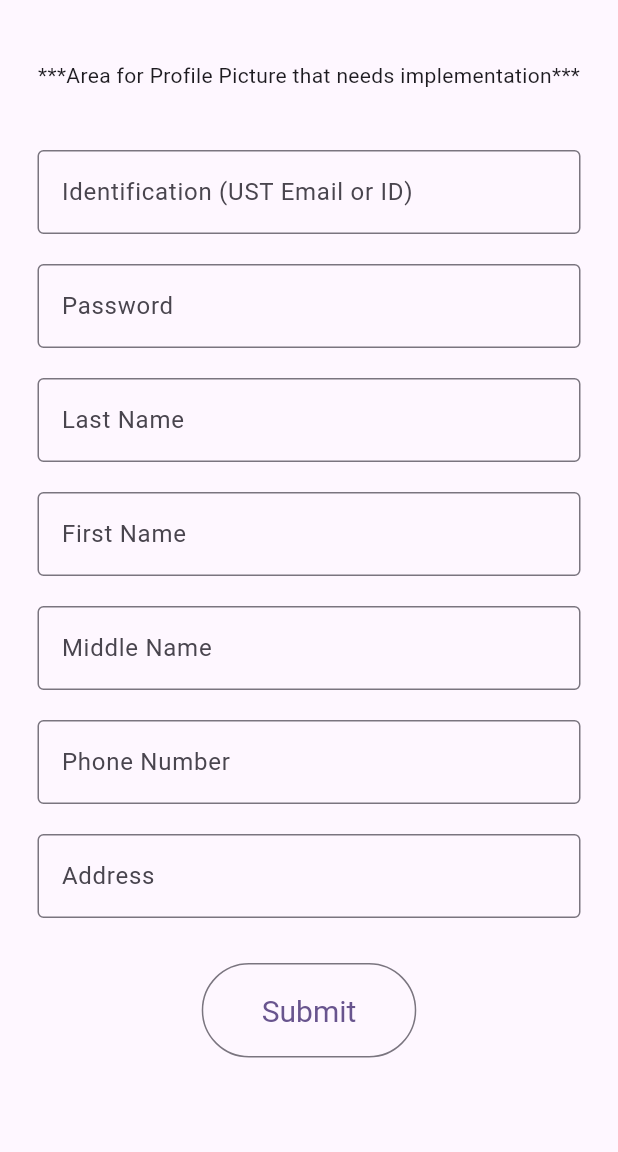
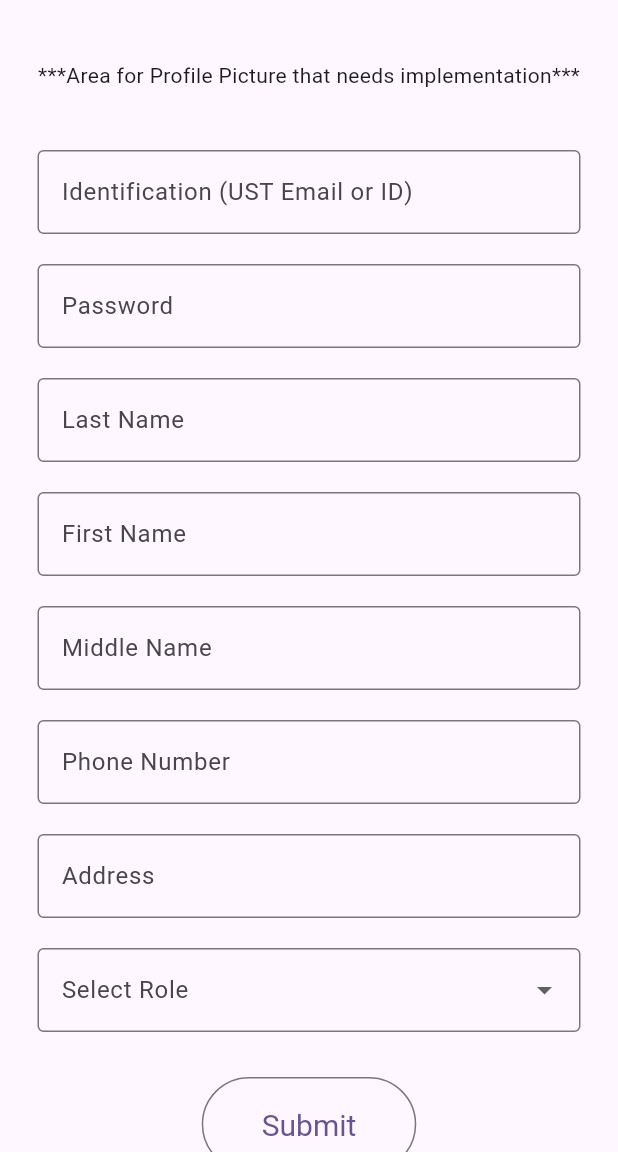
Before and after one commit to jjelleazarr/se2_tigersafe, a Flutter app: the AccountCreateScreen screen opened by its route, on a phone screen of 412 x 824 dp, the part 84-1236 px from its top. Run offline on Flutter 3.47's test engine with Material 3 defaults, Android fonts, the phone set to English and light mode, and no system bars; our stand-ins replace cloud_firestore, firebase_auth, firebase_core, firebase_storage, google_fonts, google_sign_in and 1 more; accounts and stored records are empty.

Commit message:
Partially Complete (Not Tested). Scrollability of Screen need to change

```diff
--- a/lib/screens/mobile/account_create.dart
+++ b/lib/screens/mobile/account_create.dart
@@ -2,6 +2,7 @@ import 'package:flutter/material.dart';
 import 'package:firebase_auth/firebase_auth.dart';
 import 'package:flutter/material.dart';
 import 'package:se2_tigersafe/controllers/account_create_controller.dart';
+import 'package:cloud_firestore/cloud_firestore.dart';
 
 
 class AccountCreateScreen extends StatefulWidget {
@@ -22,6 +23,8 @@ class _AccountCreateScreenState extends State<AccountCreateScreen> {
   final _phoneNumberController = TextEditingController();
   final _addressController = TextEditingController();
   final _AccountCreationController = AccountCreationController();
+  String? _selectedRole; // Variable to store selected role
+  final List<String> _roles = ["Stakeholder", "ERT Member", "Command Center Personnel"];
 
   @override
   void dispose() {
@@ -35,6 +38,13 @@ class _AccountCreateScreenState extends State<AccountCreateScreen> {
   }
 
   Future<void> _createAccount() async {
+    if (_selectedRole == null) {
+      ScaffoldMessenger.of(context).showSnackBar(
+        SnackBar(content: Text('Please select a role before proceeding.')),
+      );
+      return;
+    }
+
     UserCredential? userCredential = await _AccountCreationController.createAccount(
       _identificationController.text,
       _passwordController.text,
@@ -43,19 +53,26 @@ class _AccountCreateScreenState extends State<AccountCreateScreen> {
       _middleNameController.text,
       _phoneNumberController.text,
       _addressController.text,
+      _selectedRole!,
       context
       // _profilePicture, // Pass the selected image file
     );
 
-    if (userCredential != null) {
-      print("Account created successfully, navigate to the next screen");
-      Navigator.pushNamed(context, '/dashboard');
-    } else {
-      // Show an error message
-      ScaffoldMessenger.of(context).showSnackBar(
-        SnackBar(content: Text('Account creation failed')),
-      );
-    }
+      if (userCredential != null) {
+        print("Account created successfully, navigate to the next screen");
+
+        final userDoc = await FirebaseFirestore.instance.collection('users').doc(userCredential.user!.uid).get();
+
+        if (userDoc.exists) {
+          final accountStatus = userDoc['accountStatus'];
+
+          if (accountStatus == "Active") {
+            Navigator.pushNamed(context, '/dashboard');  // Active users go to Dashboard
+          } else {
+            Navigator.pushNamed(context, '/verification_pending');  // Pending users go to Verification Screen
+          }
+        }
+      }
   }
 
   @override
@@ -209,6 +226,30 @@ class _AccountCreateScreenState extends State<AccountCreateScreen> {
               },
             ),
           ),
+
+          const SizedBox(height: 20),
+          // Role Dropdown
+          Padding(
+            padding: const EdgeInsets.symmetric(horizontal: 25.0),
+            child: DropdownButtonFormField<String>(
+              value: _selectedRole,
+              decoration: const InputDecoration(
+                labelText: "Select Role",
+                border: OutlineInputBorder(),
+              ),
+              items: [
+                DropdownMenuItem(value: "Stakeholder", child: Text("Stakeholder")),
+                DropdownMenuItem(value: "Emergency Response Team", child: Text("Emergency Response Team")),
+                DropdownMenuItem(value: "Command Center Personnel", child: Text("Command Center Personnel")),
+              ],
+              onChanged: (String? newValue) {
+                setState(() {
+                  _selectedRole = newValue!;
+                });
+              },
+            ),
+          ),
+
           const SizedBox(height: 30),
           OutlinedButton(
             onPressed: _createAccount, //Navigate to account verification page
@@ -218,6 +259,8 @@ class _AccountCreateScreenState extends State<AccountCreateScreen> {
             ),
             child: const Text("Submit"),
           ),
+          const SizedBox(height: 20),
+          const SizedBox(height: 20),
         ],
       ),
     );
```
